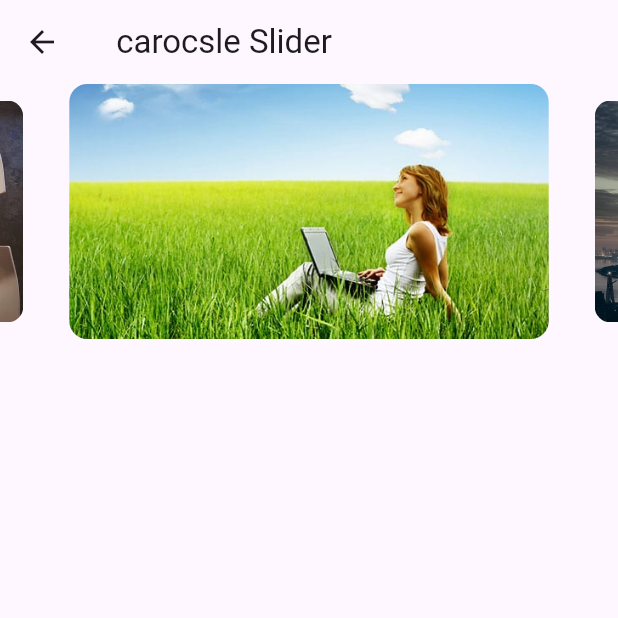
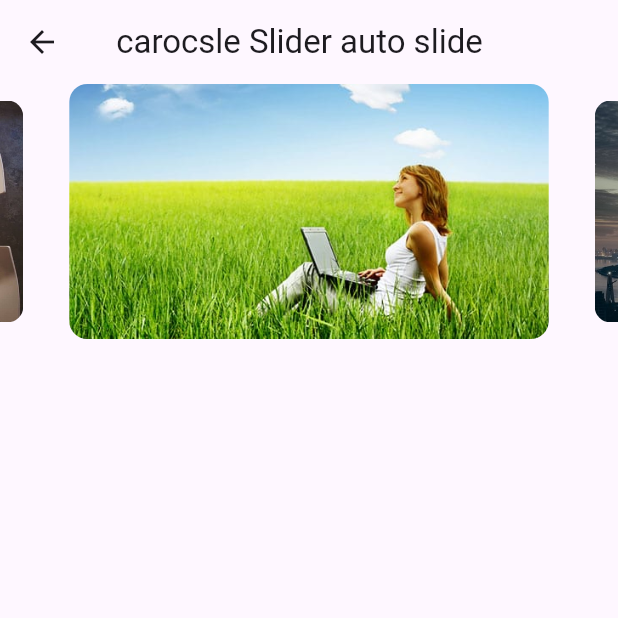
Before and after one commit to AlexMajumder/ui_components_hub, a Flutter app: the SliderScreen screen opened directly, on a phone screen of 412 x 824 dp, the top half of it. Run offline on Flutter 3.47's test engine with Material 3 defaults, Android fonts, the phone set to English and light mode, and no system bars; drawn by our look-alikes of carousel_slider.

Commit message:
Update slider_screen.dart

```diff
--- a/lib/screens/slider_screen.dart
+++ b/lib/screens/slider_screen.dart
@@ -12,7 +12,7 @@ class _SliderScreenState extends State<SliderScreen> {
   @override
   Widget build(BuildContext context) {
     return Scaffold(
-      appBar: AppBar(title: const Text(' carocsle Slider'),),
+      appBar: AppBar(title: const Text(' carocsle Slider auto slide'),),
       body: PictureSliderWidget(),
     );
   }
```
